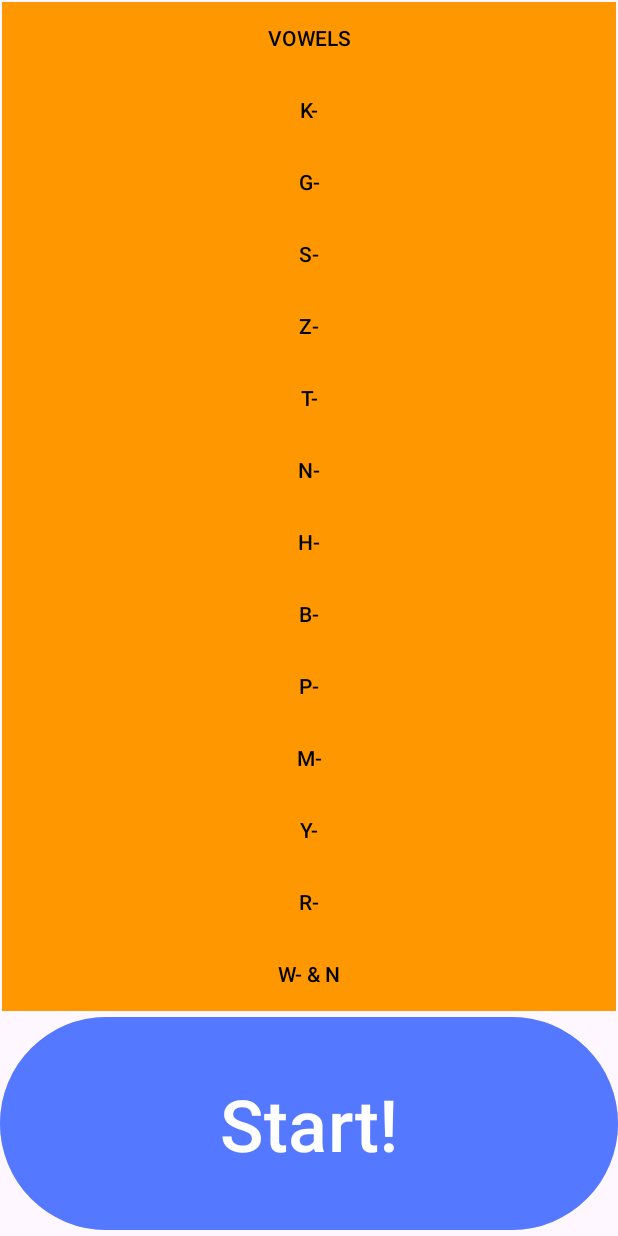
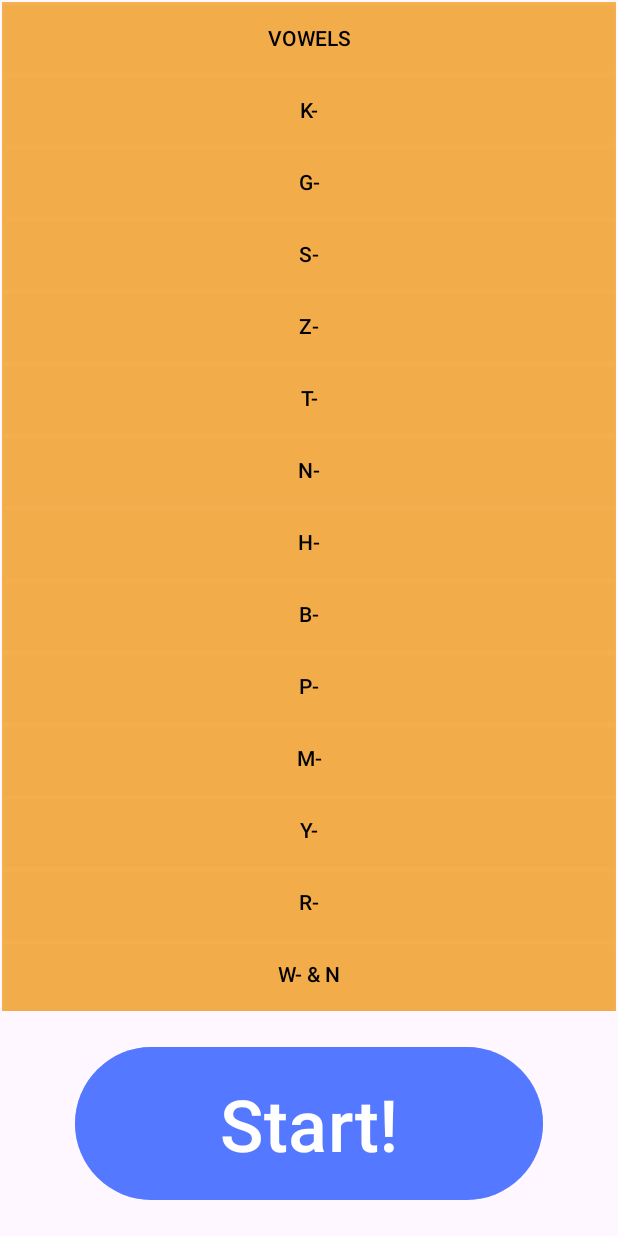
Before and after one commit to Insane96/KataHiraFlashCards, an Android app: the screen it shows after launch (MainActivity), on a phone screen of 412 x 824 dp. Run offline under Robolectric (Android 15) with nearby library versions, the phone set to English and light mode, and no system bars.

Commit message:
Started working on CardButton

```diff
--- a/app/src/main/res/layout/activity_main.xml
+++ b/app/src/main/res/layout/activity_main.xml
@@ -6,16 +6,6 @@
     android:layout_width="match_parent"
     android:layout_height="match_parent"
     tools:context=".MainActivity">
-
-    <TextView
-        android:id="@+id/txtTest"
-        android:layout_width="wrap_content"
-        android:layout_height="wrap_content"
-        android:textSize="20sp"
-        app:layout_constraintBottom_toBottomOf="parent"
-        app:layout_constraintEnd_toEndOf="parent"
-        app:layout_constraintStart_toStartOf="parent"
-        app:layout_constraintTop_toTopOf="parent" />
 
     <ScrollView
         android:id="@+id/scrGroupList"
@@ -38,10 +28,15 @@
     </ScrollView>
 
     <Button
-        android:id="@+id/button"
+        android:id="@+id/btnStart"
         android:layout_width="0dp"
         android:layout_height="0dp"
+        android:layout_marginStart="50dp"
+        android:layout_marginTop="20dp"
+        android:layout_marginEnd="50dp"
+        android:layout_marginBottom="20dp"
         android:backgroundTint="#A23B65FF"
+        android:onClick="onStartClick"
         android:text="@string/btnStart"
         android:textSize="48sp"
         app:layout_constraintBottom_toBottomOf="parent"
--- a/app/src/main/res/values/colors.xml
+++ b/app/src/main/res/values/colors.xml
@@ -2,6 +2,6 @@
 <resources>
     <color name="black">#FF000000</color>
     <color name="white">#FFFFFFFF</color>
-    <color name="group_button_active">#4CAF50</color>
-    <color name="group_button_inactive">#FF9800</color>
+    <color name="group_button_active">#A94CAF50</color>
+    <color name="group_button_inactive">#A9FF9800</color>
 </resources>
```
Also changed, not shown: app/src/main/java/com/github/insane96/katahiraflashcards/CardButton.java (added, +18 -0 lines), app/src/main/java/com/github/insane96/katahiraflashcards/GroupButton.java (+1 -7 lines), app/src/main/java/com/github/insane96/katahiraflashcards/MainActivity.java (+22 -0 lines).
